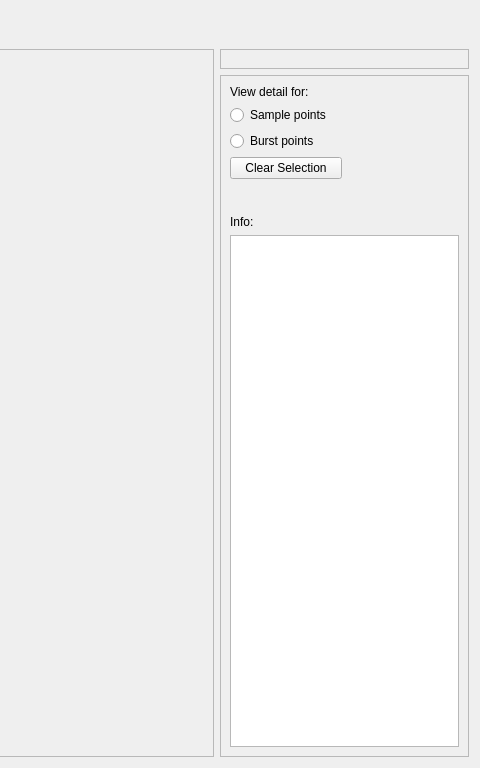
bcorfman/mixer, file mayavi_win.ui: the form before one commit; both pictures show x 544 to 1024 and y 0 to 768 of the 1024 by 768 pixel window.
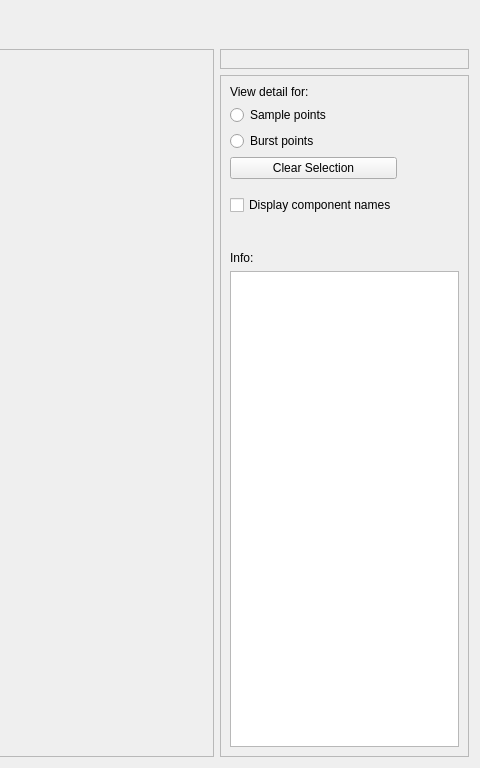
The form after the commit. Icons and pictures are not drawn.

Commit message: Added Display Component Names checkbox to 3D viewer GUI.

What changed in the file:
```diff
--- a/mayavi_win.ui
+++ b/mayavi_win.ui
@@ -150,7 +150,7 @@
         </property>
        </widget>
       </item>
-      <item row="7" column="0" colspan="2">
+      <item row="9" column="0" colspan="2">
        <widget class="QPlainTextEdit" name="txtInfo">
         <property name="sizePolicy">
          <sizepolicy hsizetype="Expanding" vsizetype="Expanding">
@@ -163,7 +163,14 @@
         </property>
        </widget>
       </item>
-      <item row="6" column="0">
+      <item row="5" column="0">
+       <widget class="QCheckBox" name="chkCompNames">
+        <property name="text">
+         <string>Display component names</string>
+        </property>
+       </widget>
+      </item>
+      <item row="8" column="0">
        <widget class="QLabel" name="lblInfo">
         <property name="text">
          <string>Info:</string>
@@ -202,7 +209,7 @@
         </property>
        </widget>
       </item>
-      <item row="4" column="1">
+      <item row="6" column="1">
        <spacer name="verticalSpacer">
         <property name="orientation">
          <enum>Qt::Vertical</enum>
@@ -222,6 +229,19 @@
         </property>
        </widget>
       </item>
+      <item row="4" column="0">
+       <spacer name="verticalSpacer_2">
+        <property name="orientation">
+         <enum>Qt::Vertical</enum>
+        </property>
+        <property name="sizeHint" stdset="0">
+         <size>
+          <width>20</width>
+          <height>10</height>
+         </size>
+        </property>
+       </spacer>
+      </item>
      </layout>
     </widget>
    </item>
```
The commit also changes 2 other files.
